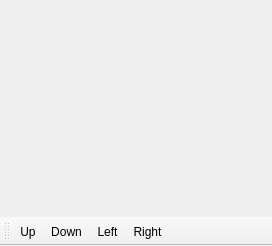
First picture: the form in 2048/table.ui, repository IlyaBoykoProgr/qt-cpp, before the edit.
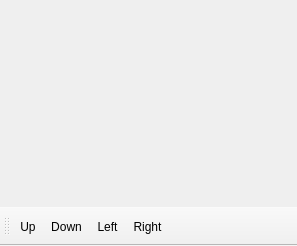
Second picture: the form after the edit. Icons and pictures are not drawn.

```diff
--- a/2048/table.ui
+++ b/2048/table.ui
@@ -6,7 +6,7 @@
    <rect>
     <x>0</x>
     <y>0</y>
-    <width>272</width>
+    <width>297</width>
     <height>246</height>
    </rect>
   </property>
@@ -31,6 +31,7 @@
    <addaction name="Down"/>
    <addaction name="Left"/>
    <addaction name="Right"/>
+   <addaction name="cheat"/>
   </widget>
   <action name="Up">
    <property name="text">
@@ -67,6 +68,11 @@
     <string>Right</string>
    </property>
   </action>
+  <action name="cheat">
+   <property name="text">
+    <string> </string>
+   </property>
+  </action>
  </widget>
  <layoutdefault spacing="6" margin="11"/>
  <resources>
```
